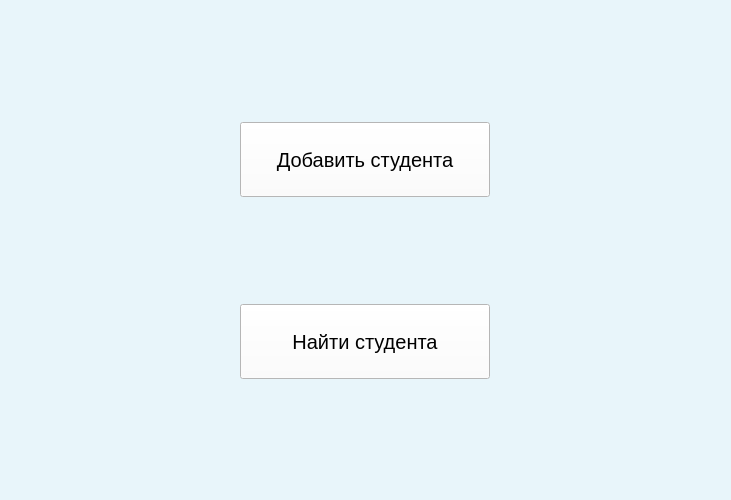
First picture: the form in qt/add_and_find_s.ui, repository andrei-229/valanter_app, before the edit.
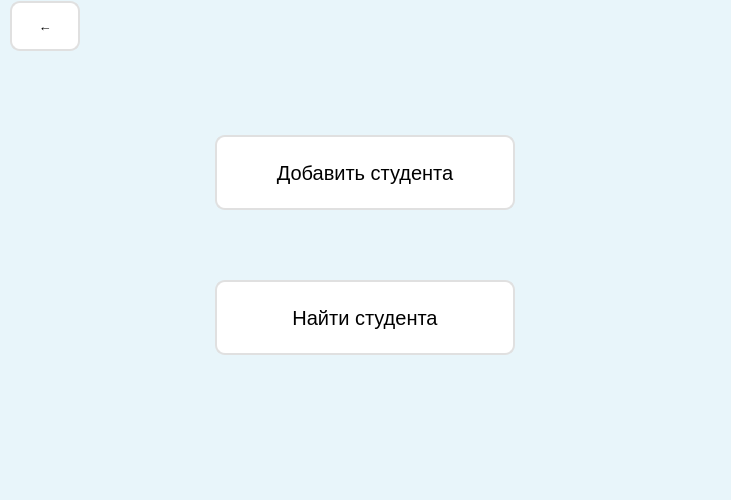
Second picture: the form after the edit.

Diff of the .ui file:
```diff
--- a/qt/add_and_find_s.ui
+++ b/qt/add_and_find_s.ui
@@ -40,62 +40,93 @@
    <string notr="true">background-color: rgb(232, 245, 250);</string>
   </property>
   <widget class="QWidget" name="centralwidget">
-   <layout class="QVBoxLayout" name="verticalLayout">
+   <widget class="QWidget" name="layoutWidget">
+    <property name="geometry">
+     <rect>
+      <x>10</x>
+      <y>0</y>
+      <width>711</width>
+      <height>52</height>
+     </rect>
+    </property>
+    <layout class="QHBoxLayout" name="horizontalLayout_9">
     <item>
+      <widget class="QPushButton" name="back_but">
+       <property name="minimumSize">
+        <size>
+         <width>70</width>
+         <height>50</height>
+        </size>
+       </property>
+       <property name="maximumSize">
+        <size>
+         <width>70</width>
+         <height>50</height>
+        </size>
+       </property>
+       <property name="font">
+        <font>
+         <pointsize>10</pointsize>
+        </font>
+       </property>
+       <property name="styleSheet">
+        <string notr="true">QPushButton{
+background-color: rgb(255, 255, 255);
+border: 2px solid #E0E0E0;
+border-radius: 10px;
+}
+QPushButton:hover{
+background-color: rgb(216, 228, 250);
+border: 2px solid #A0A0A0;
+}
+QPushButton:pressed{
+border: 2px solid #404040;
+}</string>
+       </property>
+       <property name="text">
+        <string>←</string>
+       </property>
+      </widget>
+     </item>
+     <item>
+      <spacer name="horizontalSpacer">
+       <property name="orientation">
+        <enum>Qt::Horizontal</enum>
+       </property>
+       <property name="sizeHint" stdset="0">
+        <size>
+         <width>40</width>
+         <height>20</height>
+        </size>
+       </property>
+      </spacer>
+     </item>
+    </layout>
+   </widget>
+   <widget class="QWidget" name="verticalLayoutWidget">
+    <property name="geometry">
+     <rect>
+      <x>10</x>
+      <y>240</y>
+      <width>711</width>
+      <height>131</height>
+     </rect>
+    </property>
      <layout class="QHBoxLayout" name="horizontalLayout">
       <item>
-       <widget class="QPushButton" name="new_student_btn">
-        <property name="minimumSize">
-         <size>
-          <width>250</width>
-          <height>75</height>
-         </size>
-        </property>
-        <property name="maximumSize">
-         <size>
-          <width>250</width>
-          <height>50</height>
-         </size>
-        </property>
-        <property name="font">
-         <font>
-          <pointsize>15</pointsize>
-         </font>
-        </property>
-        <property name="mouseTracking">
-         <bool>true</bool>
-        </property>
-        <property name="styleSheet">
-         <string notr="true">QPushButton{
-	background-color: rgb(255, 255, 255);
-}
-QPushButton:hover{
-	background-color: rgb(242, 255, 235);
-}</string>
-        </property>
-        <property name="text">
-         <string>Добавить студента</string>
-        </property>
-       </widget>
-      </item>
-     </layout>
-    </item>
-    <item>
-     <layout class="QHBoxLayout" name="horizontalLayout_2">
-      <item>
        <widget class="QPushButton" name="from_baze_btn">
         <property name="enabled">
          <bool>true</bool>
         </property>
         <property name="minimumSize">
          <size>
-          <width>250</width>
+         <width>300</width>
           <height>75</height>
          </size>
         </property>
         <property name="maximumSize">
          <size>
-          <width>250</width>
+         <width>300</width>
           <height>50</height>
          </size>
         </property>
@@ -112,7 +143,9 @@
         </property>
         <property name="styleSheet">
          <string notr="true">QPushButton{
-	background-color: rgb(255, 255, 255);
+background-color: rgb(255, 255, 255);
+border: 2px solid #E0E0E0;
+border-radius: 10px;
 }
 QPushButton:hover{
 	background-color: rgb(242, 255, 235);
@@ -124,8 +157,60 @@
        </widget>
       </item>
      </layout>
-    </item>
-   </layout>
+   </widget>
+   <widget class="QWidget" name="">
+    <property name="geometry">
+     <rect>
+      <x>10</x>
+      <y>100</y>
+      <width>711</width>
+      <height>121</height>
+     </rect>
+    </property>
+    <layout class="QHBoxLayout" name="horizontalLayout_2">
+     <item>
+      <widget class="QPushButton" name="new_student_btn">
+       <property name="minimumSize">
+        <size>
+         <width>300</width>
+         <height>75</height>
+        </size>
+       </property>
+       <property name="maximumSize">
+        <size>
+         <width>300</width>
+         <height>50</height>
+        </size>
+       </property>
+       <property name="font">
+        <font>
+         <pointsize>15</pointsize>
+        </font>
+       </property>
+       <property name="mouseTracking">
+        <bool>true</bool>
+       </property>
+       <property name="styleSheet">
+        <string notr="true">QPushButton{
+background-color: rgb(255, 255, 255);
+border: 2px solid #E0E0E0;
+border-radius: 10px;
+}
+QPushButton:hover{
+background-color: rgb(216, 228, 250);
+border: 2px solid #A0A0A0;
+}
+QPushButton:pressed{
+border: 2px solid #404040;
+}</string>
+       </property>
+       <property name="text">
+        <string>Добавить студента</string>
+       </property>
+      </widget>
+     </item>
+    </layout>
+   </widget>
   </widget>
   <widget class="QMenuBar" name="menubar">
    <property name="geometry">
```
Left out of the diff: 6 changed lines with no effect on the pictures. Lines whose indentation alone changed are shown as unchanged.
